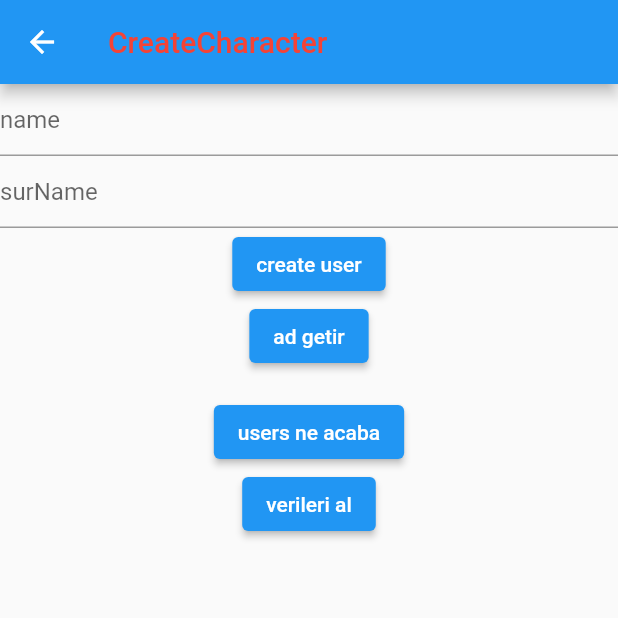
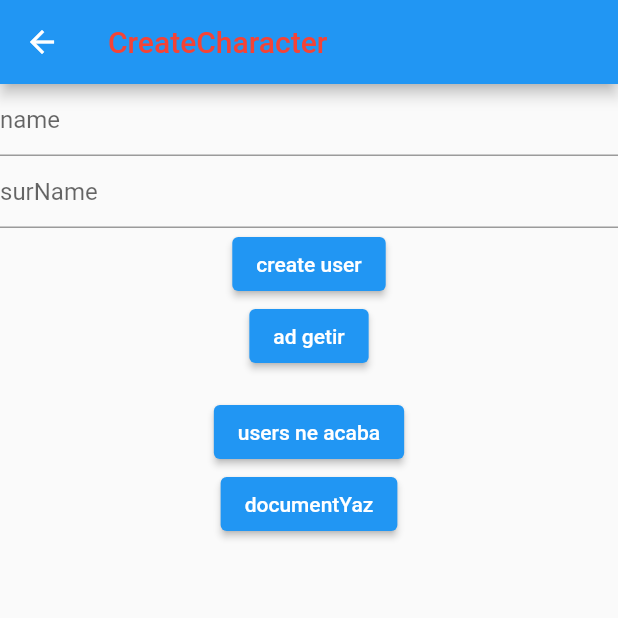
Before and after one commit to skyturkish/chatting, a Flutter app: the CreateCharacterView screen opened directly, on a phone screen of 412 x 824 dp, the top half of it. Run offline on Flutter 3.47's test engine with Material 2 defaults, Android fonts, the phone set to English and light mode, and no system bars; our stand-ins replace cloud_firestore, equatable, firebase_auth, firebase_core, flutter_bloc, share_plus and 1 more; accounts and stored records are empty.

Commit message:
fix createCharacterView service

```diff
--- a/lib/views/home/createcharacter/service/create_user.dart
+++ b/lib/views/home/createcharacter/service/create_user.dart
@@ -76,5 +76,11 @@ class CreateUserFirebaseCloudStorage {
       }
     });
   }
+
+  Future<void> documentYaz() async {
+    FirebaseFirestore.instance.collection("users").doc("l7eDi9Byf7mFuAU1G2zR").update({
+      "groupNames": FieldValue.arrayRemove(["kralllll bunu sen mi ekledin"])
+    });
+  }
 }
 // reference data type varmış, onu kullanabilirsin
--- a/lib/views/home/createcharacter/view/create_character_view.dart
+++ b/lib/views/home/createcharacter/view/create_character_view.dart
@@ -80,9 +80,9 @@ class CreateCharacterViewState extends State<CreateCharacterView> {
                       child: const Text('users ne acaba')),
                   ElevatedButton(
                       onPressed: () async {
-                        await CreateUserFirebaseCloudStorage().verilerial();
+                        await CreateUserFirebaseCloudStorage().documentYaz();
                       },
-                      child: const Text('verileri al'))
+                      child: const Text('documentYaz'))
                 ],
               ),
             ),
```
